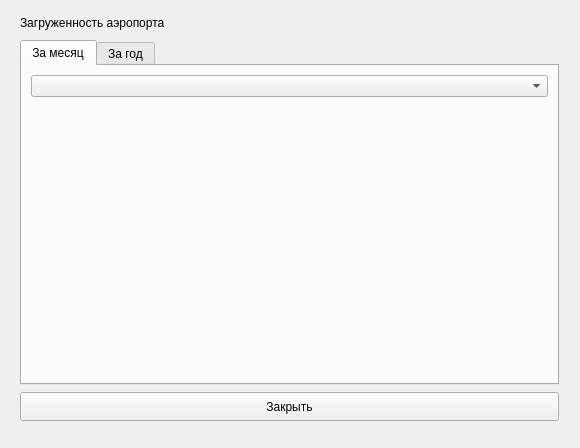
This is stat.ui in SergeyBeliyus/Airport-1 as Qt 5 draws it before an edit. The edited form follows.
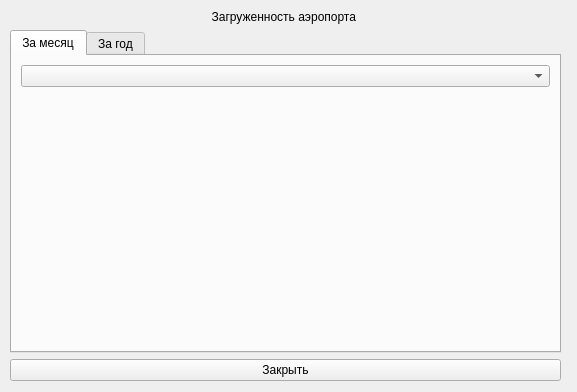
This is the edited form. The open tabs and pages were chosen to show the change. Custom widgets are drawn as their Qt base class.

What changed in the file:
```diff
--- a/stat.ui
+++ b/stat.ui
@@ -6,48 +6,37 @@
    <rect>
     <x>0</x>
     <y>0</y>
-    <width>580</width>
-    <height>448</height>
+    <width>577</width>
+    <height>392</height>
    </rect>
   </property>
   <property name="windowTitle">
    <string>Form</string>
   </property>
-  <widget class="QPushButton" name="btn_close">
+  <widget class="QWidget" name="gridLayoutWidget">
    <property name="geometry">
     <rect>
-     <x>20</x>
-     <y>392</y>
-     <width>539</width>
-     <height>29</height>
+     <x>10</x>
+     <y>10</y>
+     <width>551</width>
+     <height>371</height>
     </rect>
    </property>
-   <property name="text">
-    <string>Закрыть</string>
-   </property>
-  </widget>
+   <layout class="QGridLayout" name="gridLayout">
+    <item row="0" column="0">
+     <layout class="QGridLayout" name="gridLayout_4">
+      <item row="0" column="0">
   <widget class="QLabel" name="airportsLoad">
-   <property name="geometry">
-    <rect>
-     <x>20</x>
-     <y>13</y>
-     <width>539</width>
-     <height>20</height>
-    </rect>
-   </property>
    <property name="text">
     <string>Загруженность аэропорта </string>
    </property>
-  </widget>
+        <property name="alignment">
+         <set>Qt::AlignCenter</set>
+        </property>
+       </widget>
+      </item>
+      <item row="1" column="0">
   <widget class="QTabWidget" name="tabWidget">
-   <property name="geometry">
-    <rect>
-     <x>20</x>
-     <y>40</y>
-     <width>539</width>
-     <height>345</height>
-    </rect>
-   </property>
    <property name="minimumSize">
     <size>
      <width>330</width>
@@ -68,13 +57,25 @@
      <string>За месяц</string>
     </attribute>
     <layout class="QGridLayout" name="gridLayout_3">
+          <item row="1" column="1">
+           <layout class="QGridLayout" name="gridLayout_5">
      <item row="0" column="0">
+             <layout class="QVBoxLayout" name="verticalLayout">
+              <item>
       <widget class="QComboBox" name="months"/>
      </item>
-     <item row="1" column="0">
+              <item>
+               <layout class="QVBoxLayout" name="verticalLayout_3">
+                <item>
       <widget class="QCustomPlot" name="loadPerMonth" native="true"/>
      </item>
     </layout>
+              </item>
+             </layout>
+            </item>
+           </layout>
+          </item>
+         </layout>
    </widget>
    <widget class="QWidget" name="tb_year">
     <attribute name="title">
@@ -86,6 +87,18 @@
      </item>
     </layout>
    </widget>
+       </widget>
+      </item>
+     </layout>
+    </item>
+    <item row="1" column="0">
+     <widget class="QPushButton" name="btn_close">
+      <property name="text">
+       <string>Закрыть</string>
+      </property>
+     </widget>
+    </item>
+   </layout>
   </widget>
  </widget>
  <customwidgets>
```
Left out of the diff: 2 changed lines with no effect on the pictures. Lines whose indentation alone changed are shown as unchanged.
